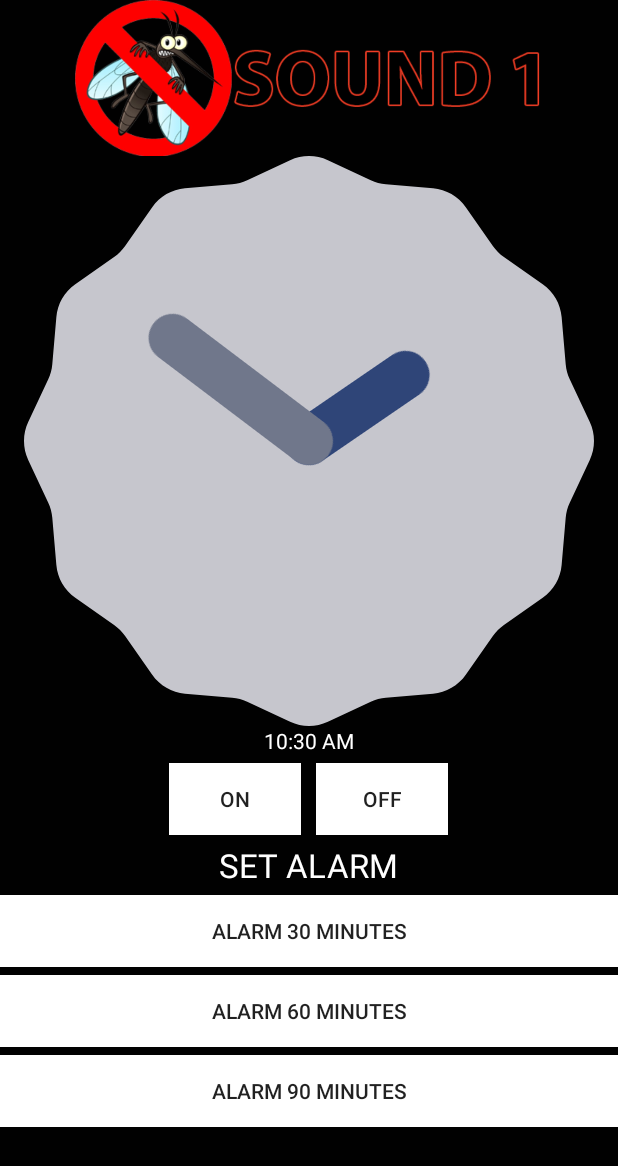
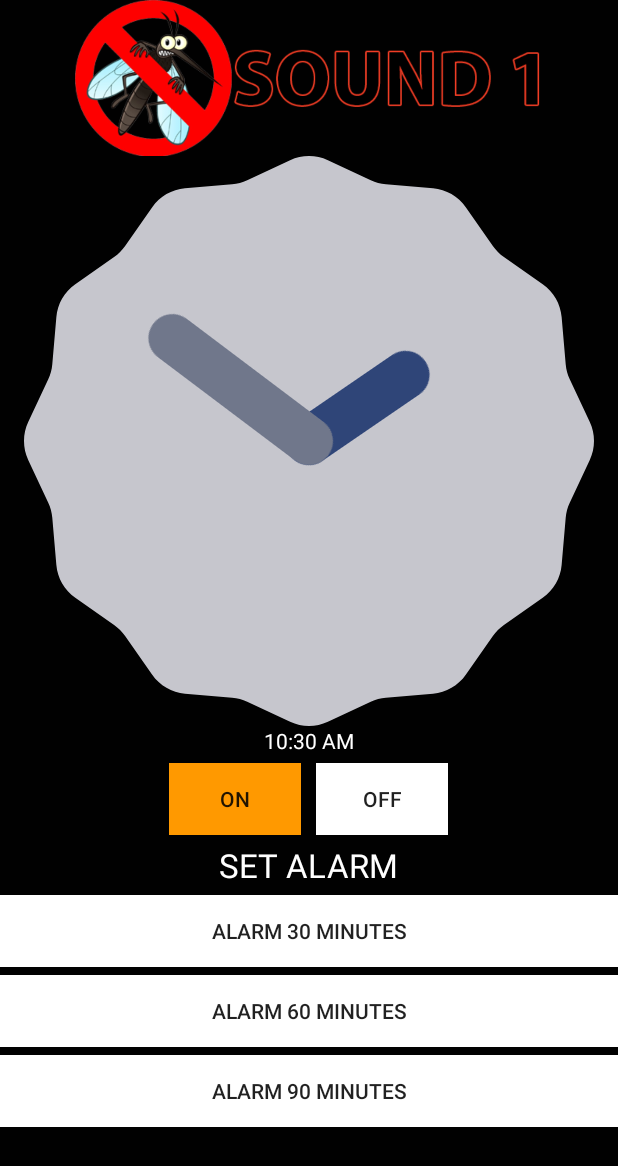
Before and after one commit to lethanhtan89/MosquitoEnd, an Android app: the Mosquito1Activity screen opened directly, with no data from a screen before it, after a tap on "ON", on a phone screen of 412 x 824 dp. Shown: the top 1166 px of the screen. Run offline under Robolectric (Android 15) with nearby library versions, the phone set to English and light mode, and no system bars.

Commit message:
change color button when on click

```diff
--- a/app/src/main/java/mosquito/project/com/mosquiteend/Mosquito1Activity.java
+++ b/app/src/main/java/mosquito/project/com/mosquiteend/Mosquito1Activity.java
@@ -4,6 +4,9 @@ import android.app.AlertDialog;
 import android.content.Context;
 import android.content.DialogInterface;
 import android.content.Intent;
+import android.graphics.Canvas;
+import android.graphics.Color;
+import android.graphics.PorterDuff;
 import android.media.MediaPlayer;
 import android.os.Bundle;
 import android.os.Handler;
@@ -33,6 +36,7 @@ public class Mosquito1Activity extends AppCompatActivity {
     private static final int POST_DISPLAY_TIME_30 = 1800000;
     private static final int POST_DISPLAY_TIME_60 = 3600000;
     private static final int POST_DISPLAY_TIME_90 = 5400000;
+    private Boolean isOnePressed = false, isSecondPlace = false;
     @Override
     protected void onCreate(Bundle savedInstanceState) {
         super.onCreate(savedInstanceState);
@@ -55,6 +59,7 @@ public class Mosquito1Activity extends AppCompatActivity {
         btOn.setOnClickListener(new View.OnClickListener() {
             @Override
             public void onClick(View v) {
+                btOn.setBackgroundColor(getResources().getColor(R.color.button_change));
                 mediaPlayer = MediaPlayer.create(Mosquito1Activity.this, R.raw.mosquito_sound1);
                 mediaPlayer.start();
             }
@@ -63,6 +68,7 @@ public class Mosquito1Activity extends AppCompatActivity {
         btOff.setOnClickListener(new View.OnClickListener() {
             @Override
             public void onClick(View v) {
+                btOff.setBackgroundColor(getResources().getColor(R.color.button_change));
                 if (mediaPlayer.isPlaying()) {
                     mediaPlayer.pause();
                 }
@@ -72,6 +78,7 @@ public class Mosquito1Activity extends AppCompatActivity {
         btAlarm30.setOnClickListener(new View.OnClickListener() {
             @Override
             public void onClick(View v) {
+                btAlarm30.setBackgroundColor(getResources().getColor(R.color.button_change));
                 AlertDialog.Builder builder = new AlertDialog.Builder(context);
                 builder.setTitle("SET ALARM");
                 builder.setMessage("Would you like set alarm after 30 minutes ?");
@@ -98,6 +105,7 @@ public class Mosquito1Activity extends AppCompatActivity {
         btAlarm60.setOnClickListener(new View.OnClickListener() {
             @Override
             public void onClick(View v) {
+                btAlarm60.setBackgroundColor(getResources().getColor(R.color.button_change));
                 AlertDialog.Builder builder = new AlertDialog.Builder(context);
                 builder.setTitle("SET ALARM");
                 builder.setMessage("Would you like to set alarm after 60 minutes");
@@ -124,6 +132,7 @@ public class Mosquito1Activity extends AppCompatActivity {
         btAlarm90.setOnClickListener(new View.OnClickListener() {
             @Override
             public void onClick(View v) {
+                btAlarm90.setBackgroundColor(getResources().getColor(R.color.button_change));
                 AlertDialog.Builder builder = new AlertDialog.Builder(context);
                 builder.setTitle("SET ALARM");
                 builder.setMessage("Would you like to set alarm after 90 minutes ");
@@ -153,6 +162,7 @@ public class Mosquito1Activity extends AppCompatActivity {
         super.onBackPressed();
         Intent i = new Intent(getApplicationContext(), MainActivity.class);
         startActivity(i);
+        overridePendingTransition(R.animator.in,R.animator.out);
         finish();;
     }
 
--- a/app/src/main/java/mosquito/project/com/mosquiteend/SplashActivity.java
+++ b/app/src/main/java/mosquito/project/com/mosquiteend/SplashActivity.java
@@ -14,7 +14,7 @@ import org.w3c.dom.ProcessingInstruction;
 public class SplashActivity extends AppCompatActivity {
     private Runnable runnable;
     private Handler handler;
-    private static final int POST_DISPLAY_TIME = 2000;
+    private static final int POST_DISPLAY_TIME = 1500;
     private ImageView imgSplash;
 
     @Override
@@ -29,6 +29,7 @@ public class SplashActivity extends AppCompatActivity {
             public void run() {
                 Intent i = new Intent(getApplicationContext(), MainActivity.class);
                 startActivity(i);
+                overridePendingTransition(R.animator.in, R.animator.out);
                 finish();
             }
         };
--- /dev/null
+++ b/app/src/main/res/animator/in.xml
@@ -0,0 +1,7 @@
+<?xml version="1.0" encoding="utf-8"?>
+<set xmlns:android="http://schemas.android.com/apk/res/android">
+    <translate
+        android:fromYDelta="100%"
+        android:toYDelta="0%"
+        android:duration="1000"/>
+</set>
--- /dev/null
+++ b/app/src/main/res/animator/out.xml
@@ -0,0 +1,7 @@
+<?xml version="1.0" encoding="utf-8"?>
+<set xmlns:android="http://schemas.android.com/apk/res/android">
+    <translate
+        android:fromYDelta="0%"
+        android:toYDelta="-100%"
+        android:duration="1000"/>
+</set>
--- a/app/src/main/res/layout-land/activity_mosquito1.xml
+++ b/app/src/main/res/layout-land/activity_mosquito1.xml
@@ -50,7 +50,6 @@
                 android:text="OFF"
                 android:id="@+id/btOff"
                 android:background="@color/button" />
-
         </LinearLayout>
 
         <TextView
--- a/app/src/main/res/values/colors.xml
+++ b/app/src/main/res/values/colors.xml
@@ -7,4 +7,5 @@
     <color name="navigationBarColor">#000000</color>
     <color name="colorAccent">#FF80AB</color>
     <color name="button">#FFFFFF</color>
+    <color name="button_change">#FF9900</color>
 </resources>
--- a/app/src/main/res/values/styles.xml
+++ b/app/src/main/res/values/styles.xml
@@ -1,9 +1,6 @@
 <resources>
-
     <style name="MosquitoEnd" parent="MyMaterialTheme.Base">
-
     </style>
-
     <style name="MyMaterialTheme.Base" parent="Theme.AppCompat.Light.DarkActionBar">
         <item name="windowNoTitle">true</item>
         <item name="windowActionBar">false</item>
@@ -11,5 +8,4 @@
         <item name="colorPrimaryDark">@color/colorPrimaryDark</item>
         <item name="colorAccent">@color/colorAccent</item>
     </style>
-
 </resources>
```
Also changed, not shown: 78 other files.
